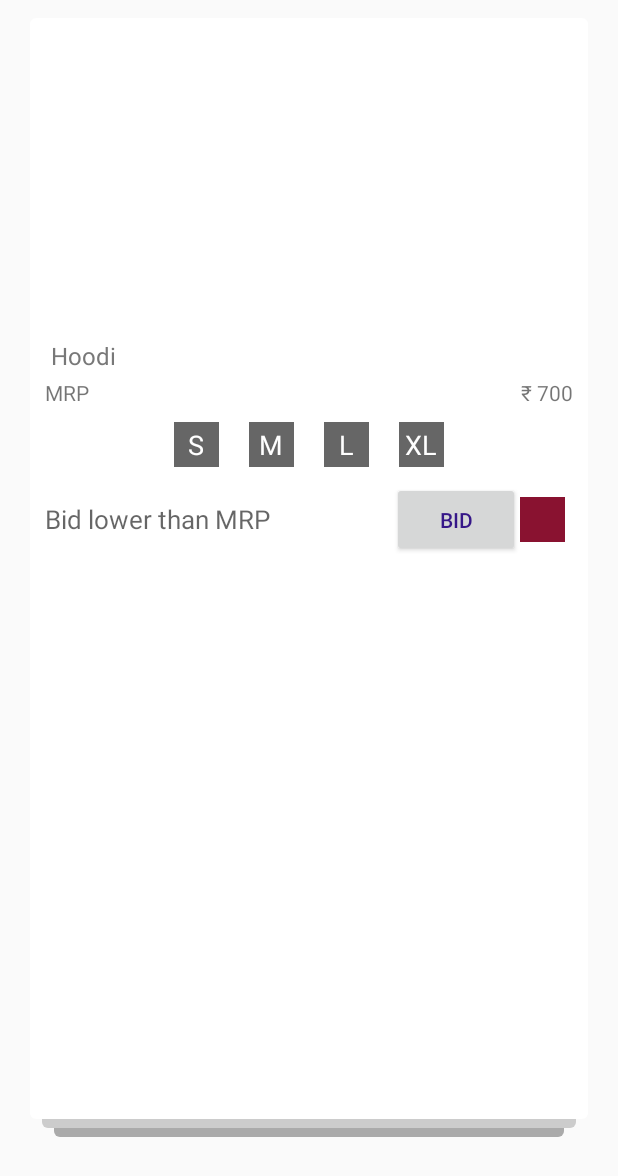
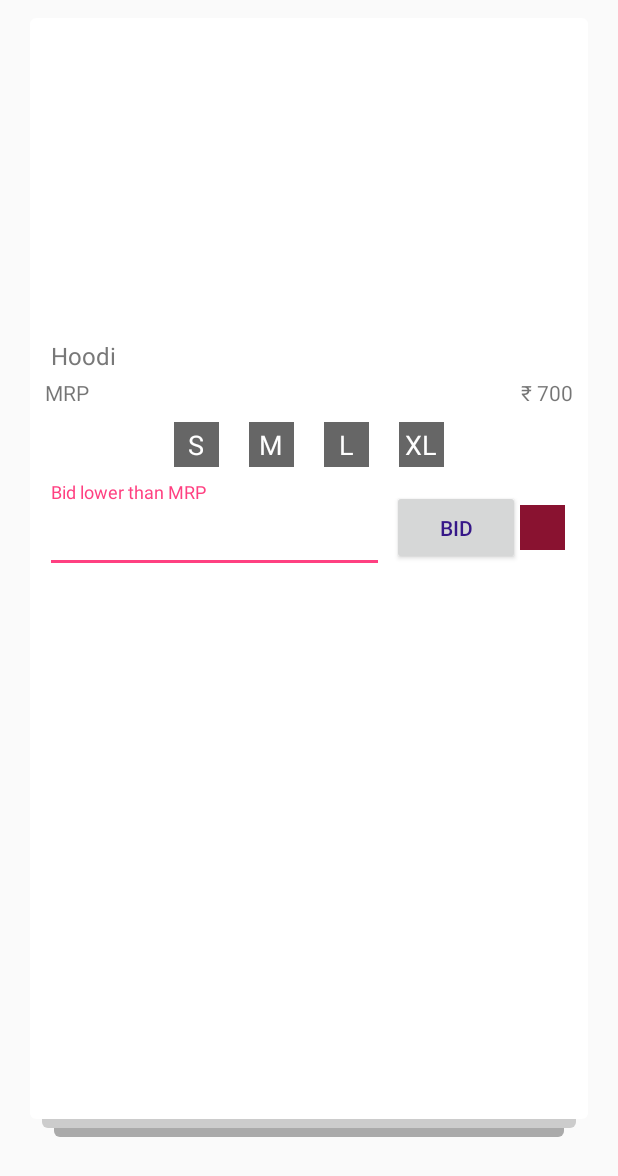
Before and after one commit to neeraj-singh/MyntraHD, an Android app: the layout item.xml on its own in the app's theme, with its tools: preview values and no code run, on a phone screen of 412 x 824 dp. Shown: the top 1176 px of the screen. Run offline under Robolectric (Android 15) with nearby library versions, the phone set to English and light mode, and no system bars.

Commit message:
added some code

```diff
--- a/app/build.gradle
+++ b/app/build.gradle
@@ -28,6 +28,6 @@ dependencies {
     compile 'com.squareup.retrofit2:retrofit:2.0.1'
     compile 'com.squareup.retrofit2:converter-gson:2.0.1'
     compile 'com.squareup.okhttp3:okhttp:3.2.0'
-//    compile 'com.android.support:design:23.0.1'
+    compile 'com.android.support:design:23.0.1'
 
 }
--- a/app/src/main/res/layout/item.xml
+++ b/app/src/main/res/layout/item.xml
@@ -8,6 +8,7 @@
     android:layout_marginLeft="20dp"
     android:layout_marginRight="20dp"
     android:layout_marginTop="24dp">
+
 
     <FrameLayout
         android:id="@+id/background"
@@ -57,11 +58,6 @@
                 android:scaleType="fitCenter" />
 
         </FrameLayout>
-        <!--<LinearLayout-->
-        <!--android:layout_width="match_parent"-->
-        <!--android:layout_height="match_parent"-->
-        <!--android:gravity="top|center_horizontal"-->
-        <!--android:orientation="horizontal">-->
 
 
         <ScrollView
@@ -154,24 +150,23 @@
                     android:layout_height="wrap_content"
                     android:gravity="center"
                     android:orientation="horizontal">
-                    <!--<android.support.design.widget.TextInputLayout-->
-                        <!--android:layout_width="0dp"-->
-                        <!--android:layout_height="wrap_content"-->
-                        <!--android:layout_weight="8"-->
-                        <!-->-->
+                    <android.support.design.widget.TextInputLayout
+                        android:layout_width="0dp"
+                        android:layout_height="wrap_content"
+                        android:layout_weight="8"
+                        >
                         <EditText
                             android:id="@+id/bid_field"
-                            android:layout_width="0dp"
+                            android:layout_width="match_parent"
                             android:layout_height="50dp"
                             android:hint="Bid lower than MRP"
                             android:inputType="number"
                             android:imeOptions="actionDone"
-                            android:textSize="17sp"
+                            android:textSize="16sp"
                             android:textCursorDrawable="@drawable/cursor"
                             android:layout_weight="8"
-                            android:background="@android:color/transparent"
                             />
-                    <!--</android.support.design.widget.TextInputLayout>-->
+                    </android.support.design.widget.TextInputLayout>
                     <Button
                         android:id="@+id/bidButton"
                         android:layout_width="0dp"
@@ -215,4 +210,5 @@
         android:alpha="0"
         android:background="@drawable/nope" />
 
+
 </FrameLayout>
```
Also changed, not shown: app/src/main/java/com/neerajsingh/myntrahd/SwipeActivity.java (+30 -10 lines), app/src/main/res/layout/activity_swipe.xml (+8 -0 lines), 1 other file.
